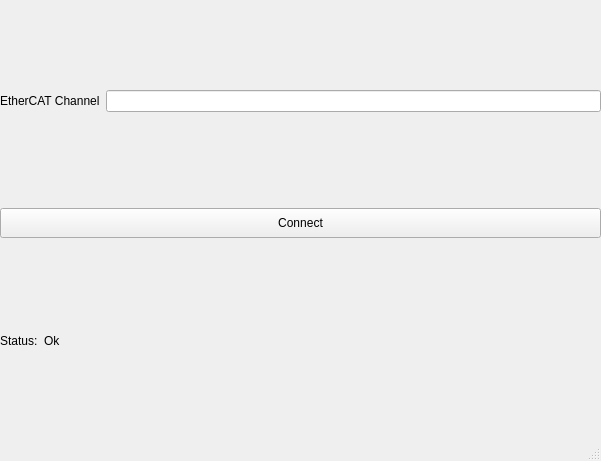
Before: the Qt Designer form servo_ui/mainwindow.ui in EmadDeve20/servo_drive_ui, drawn with Qt 5.
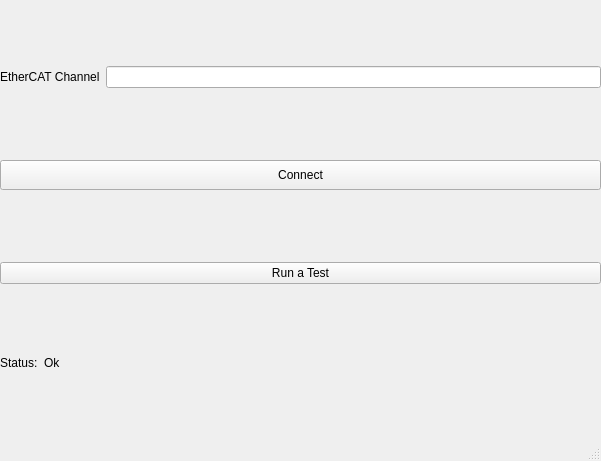
After: the same form once the commit is applied.

Commit message: create a button to Run a Test

Diff of the .ui file:
```diff
--- a/servo_ui/mainwindow.ui
+++ b/servo_ui/mainwindow.ui
@@ -60,6 +60,13 @@
       </property>
      </widget>
     </item>
+    <item>
+     <widget class="QPushButton" name="runTestBtn">
+      <property name="text">
+       <string>Run a Test</string>
+      </property>
+     </widget>
+    </item>
     <item>
      <layout class="QHBoxLayout" name="horizontalLayout_2">
       <item>
```
